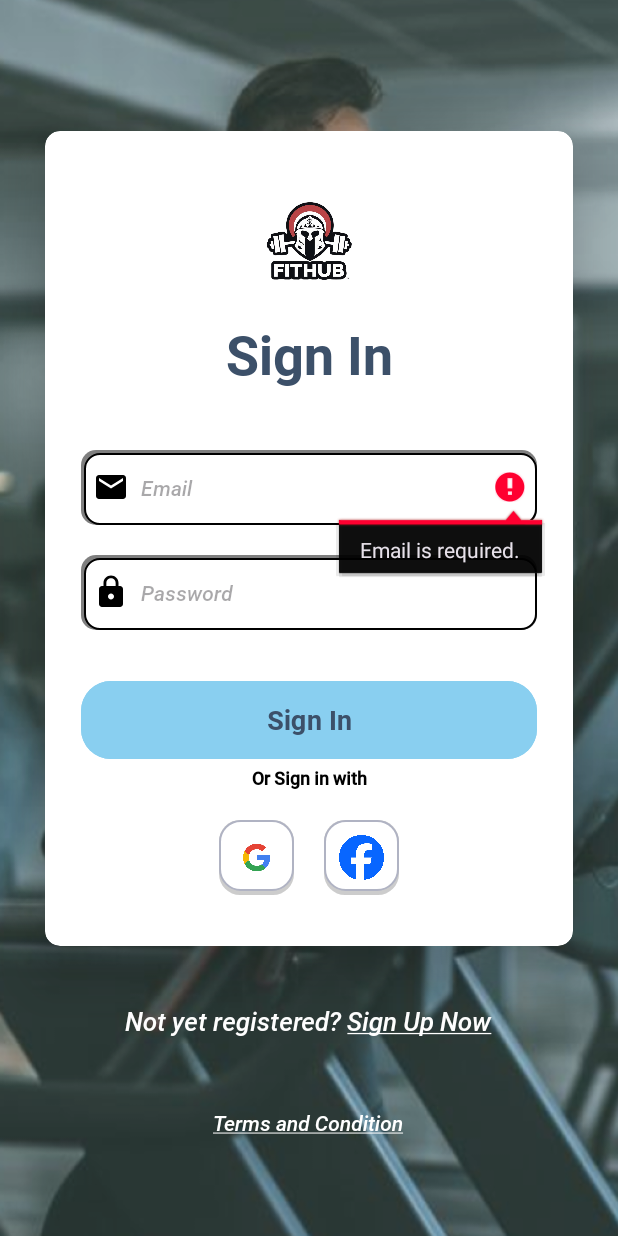
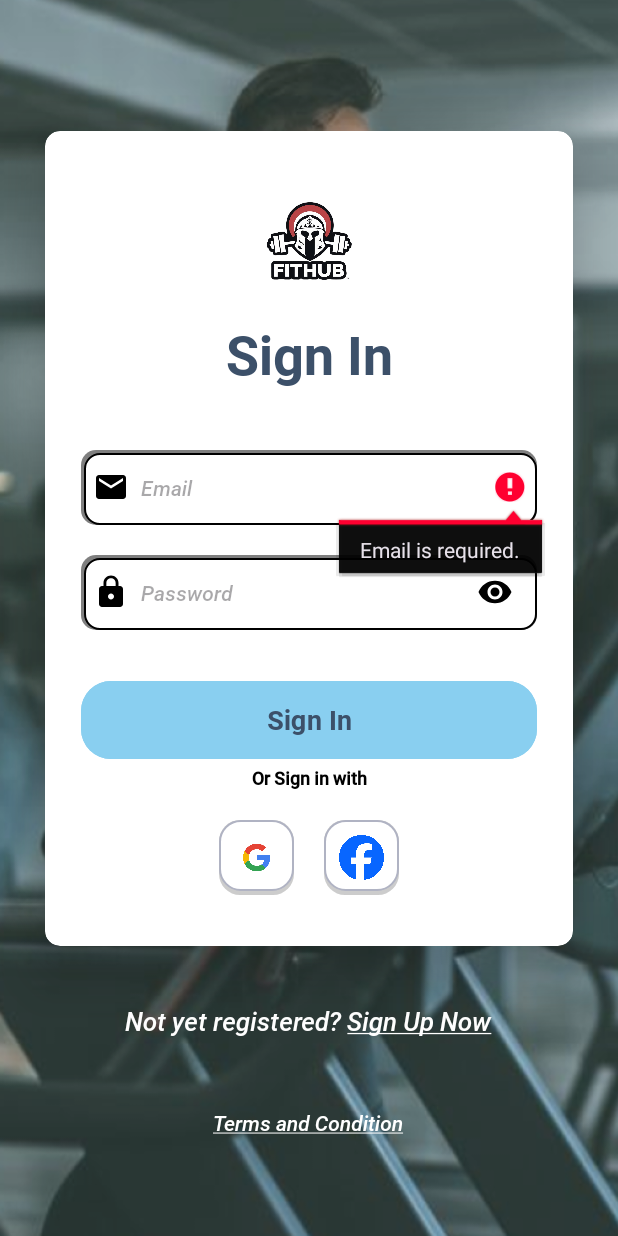
Before and after one commit to kimalfredmolina/FitHub-Set-Workout-Tracker, an Android app: the screen it shows after launch (LoginForm), after a tap on "Sign In", on a phone screen of 412 x 824 dp. Run offline under Robolectric (Android 15) with nearby library versions, the phone set to English and light mode, and no system bars; our stand-ins replace Firebase (no records; nobody signed in at launch, a user with empty details on screens opened directly); 1 other tap on this screen came first.

Commit message:
Added See/Hide password in Sign Up and Login page

```diff
--- a/app/src/main/java/com/example/fithub_set_workout_tracker/LoginForm.java
+++ b/app/src/main/java/com/example/fithub_set_workout_tracker/LoginForm.java
@@ -3,12 +3,14 @@
 import android.content.Intent;
 import android.os.Bundle;
 import android.text.TextUtils;
+import android.text.method.HideReturnsTransformationMethod;
+import android.text.method.PasswordTransformationMethod;
 import android.util.Log;
-import android.view.View;
 import android.widget.Button;
 import android.widget.EditText;
 import android.widget.TextView;
 import android.widget.Toast;
+import android.widget.ImageView;
 
 import androidx.activity.EdgeToEdge;
 import androidx.appcompat.app.AppCompatActivity;
@@ -35,6 +37,10 @@
     private GoogleSignInClient mGoogleSignInClient;
     private FirebaseAuth mAuth;
 
+    private EditText passwordEditText;
+    private ImageView eyeIcon;
+    private boolean isPasswordVisible = false;
+
     @Override
     protected void onCreate(Bundle savedInstanceState) {
         super.onCreate(savedInstanceState);
@@ -53,11 +59,14 @@
                 .requestEmail()
                 .build();
 
+        passwordEditText = findViewById(R.id.password);
+        eyeIcon = findViewById(R.id.eye_icon);
+        eyeIcon.setOnClickListener(v -> togglePasswordVisibility()); // for see/hide password icon
+
         mGoogleSignInClient = GoogleSignIn.getClient(this, gso);
-
         findViewById(R.id.googleAuth).setOnClickListener(v -> signInWithGoogle()); // set up for google auth
 
-        Button loginButton = findViewById(R.id.loginButton);         // set up for email and pass signin
+        Button loginButton = findViewById(R.id.loginButton);         // set up for email and pass sign in
         loginButton.setOnClickListener(v -> signInWithEmail());
 
         // intent
@@ -66,6 +75,19 @@
             Intent intent = new Intent(LoginForm.this, SignUpForm.class);
             startActivity(intent);
         });
+    }
+
+    private void togglePasswordVisibility() {
+        if (isPasswordVisible) {
+            passwordEditText.setTransformationMethod(PasswordTransformationMethod.getInstance());
+            eyeIcon.setImageResource(R.drawable.eye_close);
+        } else {
+            passwordEditText.setTransformationMethod(HideReturnsTransformationMethod.getInstance());
+            eyeIcon.setImageResource(R.drawable.eye_open);
+        }
+        isPasswordVisible = !isPasswordVisible;
+
+        passwordEditText.setSelection(passwordEditText.getText().length());
     }
 
     private void signInWithGoogle() {
@@ -126,7 +148,7 @@
             return;
         }
 
-        // for firebase sign with email and pass
+        // for firebase sign in with email and pass
         mAuth.signInWithEmailAndPassword(email, password)
                 .addOnCompleteListener(this, task -> {
                     if (task.isSuccessful()) {
--- /dev/null
+++ b/app/src/main/res/drawable/eye_open.xml
@@ -0,0 +1,5 @@
+<vector xmlns:android="http://schemas.android.com/apk/res/android" android:height="24dp" android:tint="#000000" android:viewportHeight="24" android:viewportWidth="24" android:width="24dp">
+
+    <path android:fillColor="@android:color/white" android:pathData="M12,4.5C7,4.5 2.73,7.61 1,12c1.73,4.39 6,7.5 11,7.5s9.27,-3.11 11,-7.5c-1.73,-4.39 -6,-7.5 -11,-7.5zM12,17c-2.76,0 -5,-2.24 -5,-5s2.24,-5 5,-5 5,2.24 5,5 -2.24,5 -5,5zM12,9c-1.66,0 -3,1.34 -3,3s1.34,3 3,3 3,-1.34 3,-3 -1.34,-3 -3,-3z"/>
+
+</vector>
--- a/app/src/main/res/layout/activity_login_form.xml
+++ b/app/src/main/res/layout/activity_login_form.xml
@@ -49,7 +49,7 @@
                 android:textSize="14sp"
                 android:id="@+id/email"
                 android:background="@drawable/custom_login"
-                android:drawableLeft="@drawable/baseline_email_24"
+                android:drawableLeft="@drawable/email_icon"
                 android:drawablePadding="8dp"
                 android:hint="@string/email"
                 android:fontFamily="@font/mediumitalic"
@@ -59,21 +59,42 @@
                 android:textColorHighlight="@color/cardview_dark_background"
                 android:layout_marginTop="40dp" />
 
+            <RelativeLayout
+                android:layout_width="match_parent"
+                android:layout_height="wrap_content"
+                android:layout_marginTop="20dp">
+
                 <EditText
+                    android:id="@+id/password"
                     android:layout_width="match_parent"
                     android:layout_height="50dp"
-                android:textSize="14sp"
-                android:id="@+id/password"
+                    android:layout_alignParentStart="true"
+                    android:layout_alignParentEnd="true"
                     android:background="@drawable/custom_login"
-                android:drawableLeft="@drawable/baseline_lock_24"
+                    android:drawableLeft="@drawable/lock_icon"
                     android:drawablePadding="8dp"
+                    android:fontFamily="@font/mediumitalic"
                     android:hint="@string/pass"
-                android:fontFamily="@font/mediumitalic"
+                    android:inputType="textPassword"
                     android:padding="8dp"
-                android:inputType="textPassword"
                     android:textColor="@color/black"
                     android:textColorHighlight="@color/cardview_dark_background"
-                android:layout_marginTop="20dp" />
+                    android:textSize="14sp" />
+
+                <ImageView
+                    android:id="@+id/eye_icon"
+                    android:layout_width="40dp"
+                    android:layout_height="40dp"
+                    android:layout_alignParentEnd="true"
+                    android:layout_centerVertical="true"
+                    android:layout_marginEnd="8dp"
+                    android:contentDescription="@string/show_pass"
+                    android:padding="8dp"
+                    android:src="@drawable/eye_close"
+                    android:clickable="true"
+                    android:focusable="true"/>
+            </RelativeLayout>
+
 
             <Button
                 android:layout_width="match_parent"
--- a/app/src/main/res/values/strings.xml
+++ b/app/src/main/res/values/strings.xml
@@ -38,6 +38,7 @@
     <string name="terms"><u>Terms and Condition</u></string>
     <string name="email">Email</string>
     <string name="pass">Password</string>
+    <string name="show_pass">Show Password</string>
     <string name="continues">Or Sign in with</string>
     <string name="google_auth">Sign in with Google</string>
     <string name="fb_auth">Sign in with Google</string>
```
Also changed, not shown: app/src/main/java/com/example/fithub_set_workout_tracker/SignUpForm.java (+22 -2 lines), app/src/main/res/layout/activity_sign_up_form.xml (+27 -7 lines), app/src/main/res/drawable/email_icon.xml (renamed from app/src/main/res/drawable/baseline_email_24.xml), app/src/main/res/drawable/eye_close.png (added), app/src/main/res/drawable/lock_icon.xml (renamed from app/src/main/res/drawable/baseline_lock_24.xml), app/src/main/res/drawable/person_icon.xml (renamed from app/src/main/res/drawable/baseline_person_4_24.xml). Lines whose indentation alone changed are shown as unchanged.
